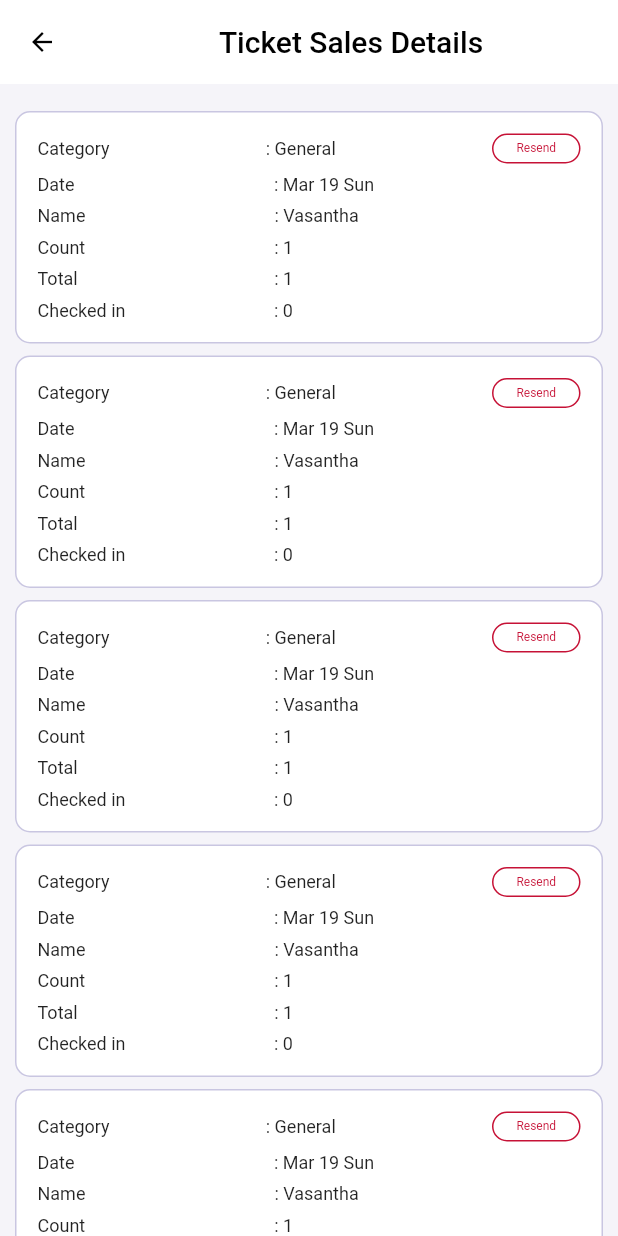
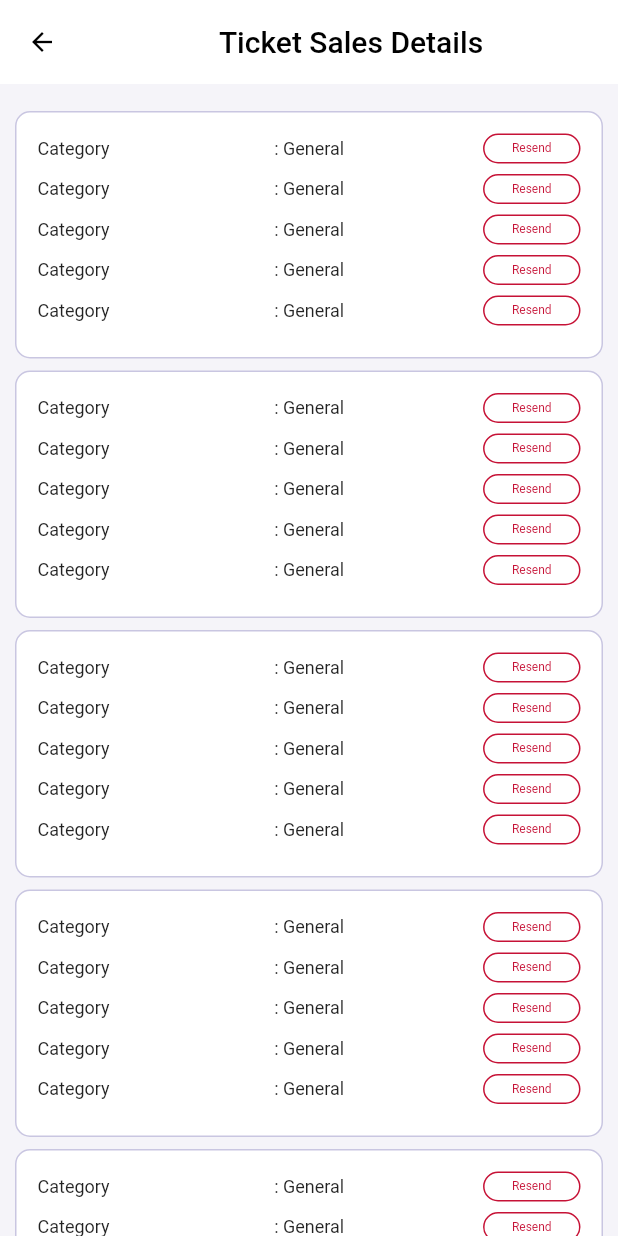
Before and after one commit to ChandraChaan/fun_zip, a Flutter app: the TicketSaleDetailsScreen screen opened by its route, on a phone screen of 412 x 824 dp. Run offline on Flutter 3.47's test engine with Material 2 defaults, Android fonts, the phone set to English and light mode, and no system bars; our stand-ins replace cached_network_image, carousel_slider, country_code_picker, dio, flutter_form_builder, flutter_html and 13 more; missing offline and left inert: comment_tree; accounts and stored records are empty; network calls fail; project files that could hold a hidden picture were left out.

```diff
--- a/lib/app/routes/app_pages.dart
+++ b/lib/app/routes/app_pages.dart
@@ -37,7 +37,7 @@ part 'app_routes.dart';
 class AppPages {
   AppPages._();
 
-  static const INITIAL = Routes.TicketSaleDetailsScreen;
+  static const INITIAL = Routes.HOME;
 
   static final routes = [
     GetPage(
--- a/lib/sathya/ticket_sale_dettails/ticket_sale_details.dart
+++ b/lib/sathya/ticket_sale_dettails/ticket_sale_details.dart
@@ -13,6 +13,7 @@ class TicketSaleDetailsScreen extends StatefulWidget {
 }
 
 class _TicketSaleDetailsScreenState extends State<TicketSaleDetailsScreen> {
+  // List<String, dynamic> dataList = [{"name"}];
   @override
   Widget build(BuildContext context) {
     return Scaffold(
@@ -52,87 +53,95 @@ class _TicketSaleDetailsScreenState extends State<TicketSaleDetailsScreen> {
                       child: Column(
                         crossAxisAlignment: CrossAxisAlignment.start,
                         children: [
+                          // TODO do add currect list name above used
+                          for (int a = 0; a < 5; a++) ...[
                             Row(
-                            mainAxisAlignment: MainAxisAlignment.spaceBetween,
                               children: [
-                              Text('Category', style: TextStyle(fontSize: 12)),
-                              Text(
+                                Expanded(
+                                    flex: 17,
+                                    child: Text('Category',
+                                        style: TextStyle(fontSize: 12))),
+                                Expanded(
+                                  flex: 15,
+                                  child: Text(
                                     ': General',
                                     style: TextStyle(fontSize: 12),
                                   ),
-                              CommonContainer(),
+                                ),
+                                Expanded(flex:7, child: CommonContainer()),
                               ],
                             ),
                             SizedBox(height: 7),
-                          Row(
-                            children: [
-                              Text(
-                                'Date',
-                                style: TextStyle(fontSize: 12),
-                              ),
-                              133.width,
-                              Text(
-                                ': Mar 19 Sun',
-                                style: TextStyle(fontSize: 12),
-                              ),
                           ],
-                          ),
-                          SizedBox(height: 7),
-                          Row(
-                            children: [
-                              Text(
-                                'Name',
-                                style: TextStyle(fontSize: 12),
-                              ),
-                              126.width,
-                              Text(
-                                ': Vasantha',
-                                style: TextStyle(fontSize: 12),
-                              ),
-                            ],
-                          ),
-                          SizedBox(height: 7),
-                          Row(
-                            children: [
-                              Text(
-                                'Count',
-                                style: TextStyle(fontSize: 12),
-                              ),
-                              126.width,
-                              Text(
-                                ': 1',
-                                style: TextStyle(fontSize: 12),
-                              ),
-                            ],
-                          ),
-                          SizedBox(height: 7),
-                          Row(
-                            children: [
-                              Text(
-                                'Total',
-                                style: TextStyle(fontSize: 12),
-                              ),
-                              131.width,
-                              Text(
-                                ': 1',
-                                style: TextStyle(fontSize: 12),
-                              ),
-                            ],
-                          ),
-                          SizedBox(height: 7),
-                          Row(
-                            children: [
-                              Text(
-                                'Checked in',
-                                style: TextStyle(fontSize: 12),
-                              ),
-                              99.width,
-                              Text(
-                                ': 0',
-                                style: TextStyle(fontSize: 12),
-                              ),
-                            ],
-                          ),
+                          // Row(
+                          //   children: [
+                          //     Text(
+                          //       'Date',
+                          //       style: TextStyle(fontSize: 12),
+                          //     ),
+                          //     133.width,
+                          //     Text(
+                          //       ': Mar 19 Sun',
+                          //       style: TextStyle(fontSize: 12),
+                          //     ),
+                          //   ],
+                          // ),
+                          // SizedBox(height: 7),
+                          // Row(
+                          //   children: [
+                          //     Text(
+                          //       'Name',
+                          //       style: TextStyle(fontSize: 12),
+                          //     ),
+                          //     126.width,
+                          //     Text(
+                          //       ': Vasantha',
+                          //       style: TextStyle(fontSize: 12),
+                          //     ),
+                          //   ],
+                          // ),
+                          // SizedBox(height: 7),
+                          // Row(
+                          //   children: [
+                          //     Text(
+                          //       'Count',
+                          //       style: TextStyle(fontSize: 12),
+                          //     ),
+                          //     126.width,
+                          //     Text(
+                          //       ': 1',
+                          //       style: TextStyle(fontSize: 12),
+                          //     ),
+                          //   ],
+                          // ),
+                          // SizedBox(height: 7),
+                          // Row(
+                          //   children: [
+                          //     Text(
+                          //       'Total',
+                          //       style: TextStyle(fontSize: 12),
+                          //     ),
+                          //     131.width,
+                          //     Text(
+                          //       ': 1',
+                          //       style: TextStyle(fontSize: 12),
+                          //     ),
+                          //   ],
+                          // ),
+                          // SizedBox(height: 7),
+                          // Row(
+                          //   children: [
+                          //     Text(
+                          //       'Checked in',
+                          //       style: TextStyle(fontSize: 12),
+                          //     ),
+                          //     99.width,
+                          //     Text(
+                          //       ': 0',
+                          //       style: TextStyle(fontSize: 12),
+                          //     ),
+                          //   ],
+                          // ),
                         ],
                       ),
                     ),
```
Also changed, not shown: lib/app/modules/reset_password/controllers/reset_password_controller.dart (+12 -42 lines), lib/app/modules/reset_password/views/reset_password_view.dart (+5 -6 lines). Lines whose indentation alone changed are shown as unchanged.
